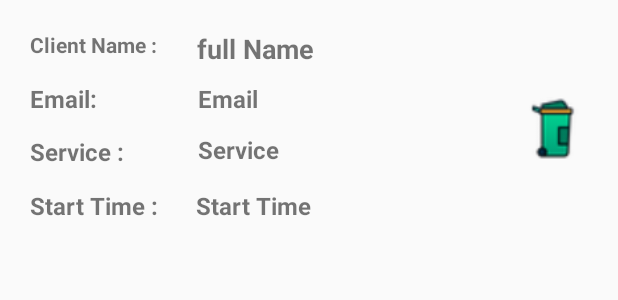
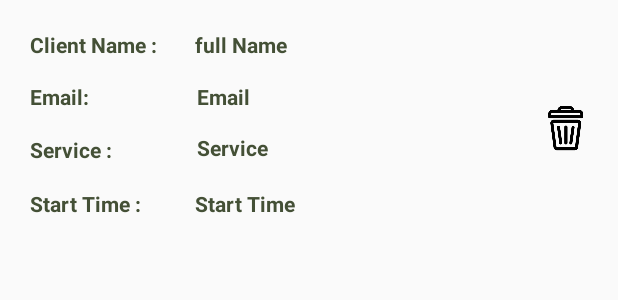
Before and after one commit to nabumoh/Smart-Salon-App, an Android app: the layout list_item_appointment.xml on its own in the app's theme, with its tools: preview values and no code run, on a phone screen of 412 x 824 dp. Shown: the top 300 px of the screen. Run offline under Robolectric (Android 15) with nearby library versions, the phone set to English and light mode, and no system bars; Roboto replaces fonts that are not available here.

Commit message:
minor design fixes

```diff
--- a/app/src/main/res/layout/current_shift_times.xml
+++ b/app/src/main/res/layout/current_shift_times.xml
@@ -1,13 +1,13 @@
 <?xml version="1.0" encoding="utf-8"?>
 <LinearLayout xmlns:android="http://schemas.android.com/apk/res/android"
     android:layout_width="wrap_content"
-    android:background="@drawable/default_bg"
     android:layout_height="wrap_content">
 
     <RelativeLayout
         android:id="@+id/Layout"
         android:layout_width="match_parent"
         android:layout_height="110dp"
+        android:layout_margin="10dp"
         android:background="@drawable/circle_shape"
         android:backgroundTint="@color/colorNavy">
 
--- a/app/src/main/res/layout/list_item_appointment.xml
+++ b/app/src/main/res/layout/list_item_appointment.xml
@@ -15,7 +15,8 @@
         android:layout_marginTop="4dp"
         android:fontFamily="@font/courgette"
         android:text=" full Name"
-        android:textSize="18sp"
+        android:textColor="@color/colorNavy"
+        android:textSize="14sp"
         android:textStyle="bold"
         app:layout_constraintEnd_toEndOf="parent"
         app:layout_constraintHorizontal_bias="0.085"
@@ -31,7 +32,8 @@
         android:layout_marginRight="36dp"
         android:fontFamily="@font/courgette"
         android:text=" Email"
-        android:textSize="16sp"
+        android:textSize="14sp"
+        android:textColor="@color/colorNavy"
         android:textStyle="bold"
         app:layout_constraintEnd_toEndOf="parent"
         app:layout_constraintHorizontal_bias="0.241"
@@ -47,6 +49,7 @@
         android:layout_marginTop="4dp"
         android:fontFamily="@font/courgette"
         android:text="Client Name : "
+        android:textColor="@color/colorNavy"
         android:textSize="14sp"
         android:textStyle="bold"
         app:layout_constraintStart_toStartOf="parent"
@@ -61,7 +64,8 @@
         android:layout_marginTop="5dp"
         android:fontFamily="@font/courgette"
         android:text="Email:"
-        android:textSize="16sp"
+        android:textSize="14sp"
+        android:textColor="@color/colorNavy"
         android:textStyle="bold"
         app:layout_constraintStart_toStartOf="parent"
         app:layout_constraintTop_toBottomOf="@+id/textView20" />
@@ -75,7 +79,8 @@
         android:layout_marginTop="8dp"
         android:fontFamily="@font/courgette"
         android:text="Start Time :"
-        android:textSize="16sp"
+        android:textSize="14sp"
+        android:textColor="@color/colorNavy"
         android:textStyle="bold"
         app:layout_constraintStart_toStartOf="parent"
         app:layout_constraintTop_toBottomOf="@+id/textView25" />
@@ -87,7 +92,8 @@
         android:layout_marginTop="8dp"
         android:fontFamily="@font/courgette"
         android:text=" Start Time"
-        android:textSize="16sp"
+        android:textSize="14sp"
+        android:textColor="@color/colorNavy"
         android:textStyle="bold"
         app:layout_constraintEnd_toEndOf="parent"
         app:layout_constraintHorizontal_bias="0.107"
@@ -103,7 +109,8 @@
         android:layout_marginTop="8dp"
         android:fontFamily="@font/courgette"
         android:text="Service :"
-        android:textSize="16sp"
+        android:textSize="14sp"
+        android:textColor="@color/colorNavy"
         android:textStyle="bold"
         app:layout_constraintStart_toStartOf="parent"
         app:layout_constraintTop_toBottomOf="@+id/textView21" />
@@ -115,7 +122,8 @@
         android:layout_marginTop="4dp"
         android:fontFamily="@font/courgette"
         android:text=" Service"
-        android:textSize="16sp"
+        android:textSize="14sp"
+        android:textColor="@color/colorNavy"
         android:textStyle="bold"
         app:layout_constraintEnd_toEndOf="parent"
         app:layout_constraintHorizontal_bias="0.142"
@@ -124,14 +132,14 @@
 
     <ImageView
         android:id="@+id/deleteClick"
-        android:layout_width="45dp"
-        android:layout_height="42dp"
+        android:layout_width="30dp"
+        android:layout_height="30dp"
         android:layout_marginEnd="4dp"
         android:layout_marginRight="4dp"
         app:layout_constraintBottom_toBottomOf="parent"
         app:layout_constraintEnd_toEndOf="parent"
         app:layout_constraintTop_toTopOf="parent"
         app:layout_constraintVertical_bias="0.496"
-        app:srcCompat="@drawable/garbage" />
+        app:srcCompat="@drawable/trash" />
 
 </androidx.constraintlayout.widget.ConstraintLayout>
```
Also changed, not shown: app/src/main/res/layout/list_item.xml (+14 -8 lines), app/src/main/res/drawable-v24/garbage.jpg (deleted), app/src/main/res/drawable-v24/trash.png (added).
